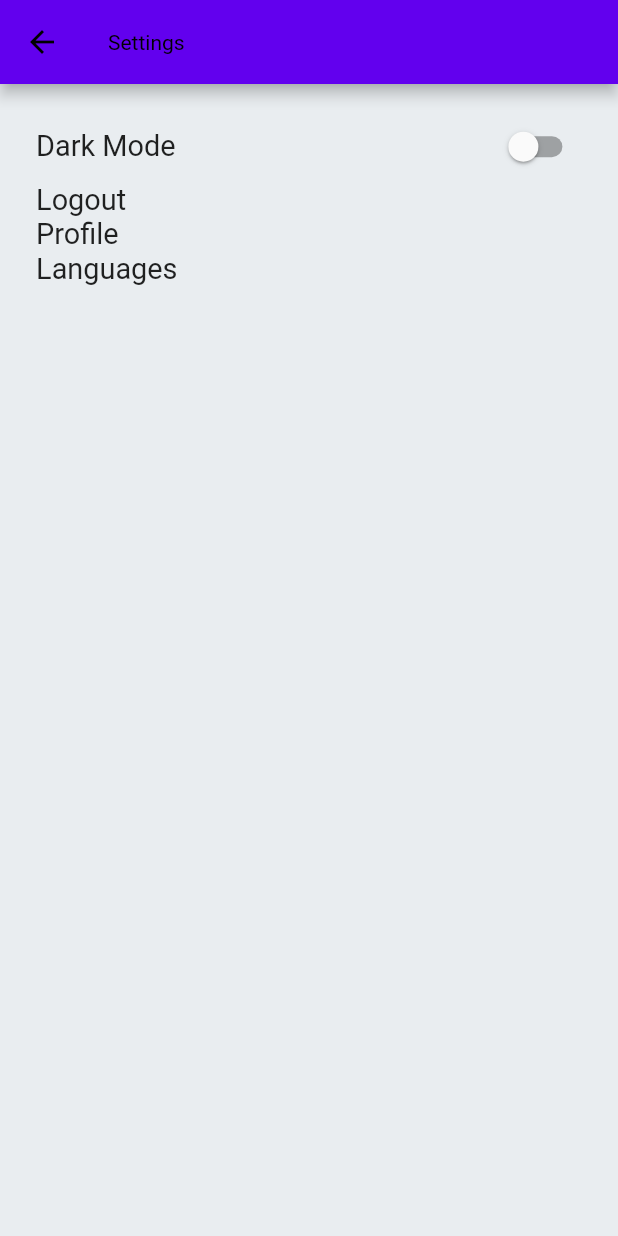
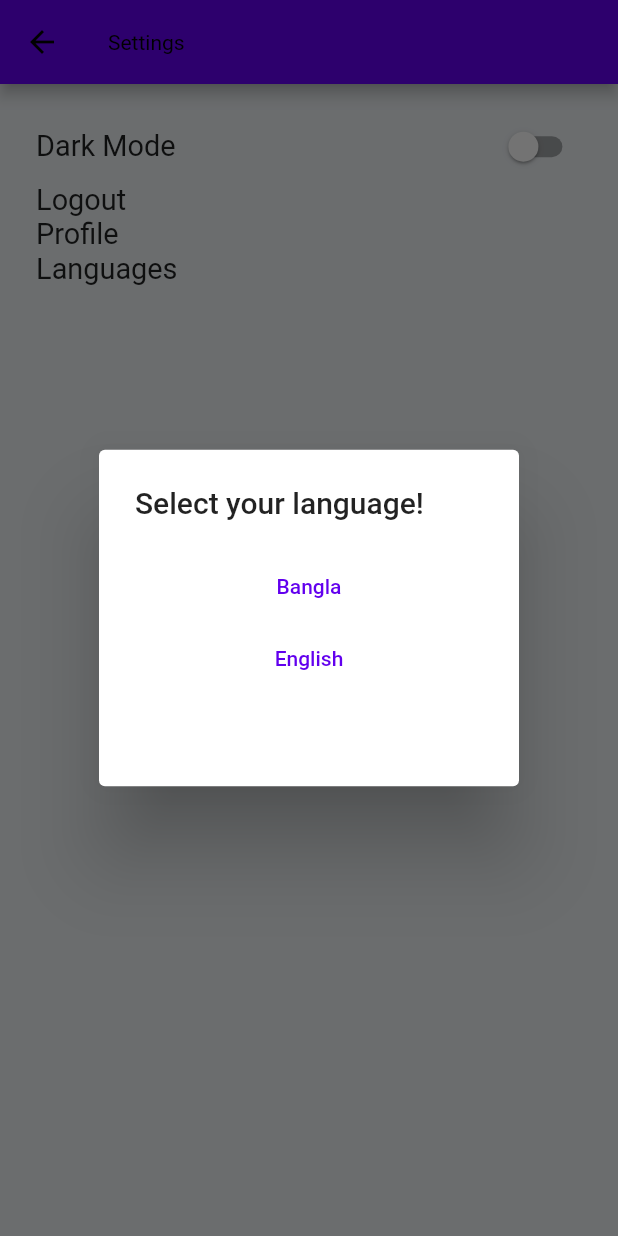
Before and after one commit to Rakibuzzamanakash/flutter-travel-App, a Flutter app: the SettingsScreen screen opened by its route, after a tap on "Languages", on a phone screen of 412 x 824 dp. Run offline on Flutter 3.47's test engine with Material 2 defaults, Android fonts, the phone set to English and light mode, and no system bars; our stand-ins replace carousel_slider, cloud_firestore, dots_indicator, firebase_auth, firebase_core, flutter_screenutil and 7 more; missing offline and left inert: syncfusion_flutter_pdfviewer; accounts and stored records are empty; project files that could hold a hidden picture were left out.

Commit message:
change function language added

```diff
--- a/lib/Drawer_pages/settings.dart
+++ b/lib/Drawer_pages/settings.dart
@@ -58,18 +58,28 @@ class _SettingsScreenState extends State<SettingsScreen> {
         builder: (context)=> AlertDialog(
           title: Text("Select your language!"),
           content: Container(
-            height: 200.h,
+            height: 150.h,
             child: Column(
               children: [
                 TextButton(
-                  onPressed: () {},
+                  onPressed: (){
+                    Get.updateLocale(
+                      const Locale('bn','BD'),
+                    );
+                    Get.back();
+                  },
                   child: Text("Bangla"),
                 ),
                 SizedBox(
                   width: 10.w,
                 ),
                 TextButton(
-                  onPressed: () {},
+                  onPressed: () {
+                    Get.updateLocale(
+                        const Locale('en', 'US')
+                    );
+                    Get.back();
+                  },
                   child: Text("English"),
                 ),
               ],
@@ -93,7 +103,7 @@ class _SettingsScreenState extends State<SettingsScreen> {
             Row(
               mainAxisAlignment: MainAxisAlignment.spaceBetween,
               children: [
-                Text('Dark Mode',style: TextStyle(
+                Text('darkMode'.tr,style: TextStyle(
                   fontSize: 20.w,
                   fontWeight: FontWeight.w400
                 ),),
@@ -121,11 +131,11 @@ class _SettingsScreenState extends State<SettingsScreen> {
               ],
             ),
 
-            settingDrawerItem('Logout', ()=> Auth().logOut(context)),
+            settingDrawerItem('logout'.tr, ()=> Auth().logOut(context)),
 
-            settingDrawerItem('Profile', ()=> Get.toNamed(userProfile)),
+            settingDrawerItem('Profile'.tr, ()=> Get.toNamed(userProfile)),
 
-            settingDrawerItem('Languages', (){}),
+            settingDrawerItem('languages'.tr, ()=> changeLanguge(context)),
 
           ],
         ),
--- /dev/null
+++ b/lib/business_logics/app_languages.dart
@@ -0,0 +1,14 @@
+
+import 'package:get/get.dart';
+
+import '../languages/ban.dart';
+import '../languages/eng.dart';
+
+class AppLanguages extends Translations {
+
+  @override
+  Map<String, Map<String , String>> get keys => {
+    'en_US': eng,
+    'bn_BD': ban,
+  };
+}
--- a/lib/languages/ban.dart
+++ b/lib/languages/ban.dart
@@ -0,0 +1,7 @@
+Map<String,String> ban = {
+  "appName": 'ট্রাভেল আপ্লিকেশন',
+  "darkMode": 'ডার্ক মোড',
+  "logout": "লগআউট",
+  "Profile": "প্রোফাইল",
+  "languages": "ভাষা"
+};
--- a/lib/languages/eng.dart
+++ b/lib/languages/eng.dart
@@ -0,0 +1,7 @@
+Map<String,String> eng = {
+  "appName": 'Travel Application',
+  "darkMode": 'Dark Mode',
+  "logout": "Logout",
+  "Profile": "Profile",
+  "languages": "Languages"
+};
--- a/lib/main.dart
+++ b/lib/main.dart
@@ -3,8 +3,7 @@ import 'package:flutter/material.dart';
 import 'package:flutter_screenutil/flutter_screenutil.dart';
 import 'package:get/get_navigation/src/root/get_material_app.dart';
 import 'package:get_storage/get_storage.dart';
-import 'package:google_fonts/google_fonts.dart';
-import 'package:travel_app/const/app_colors.dart';
+import 'package:travel_app/business_logics/app_languages.dart';
 import 'package:travel_app/const/app_string.dart';
 import 'package:travel_app/theme/app_theme.dart';
 import 'package:travel_app/ui/route/route.dart';
@@ -64,6 +63,9 @@ final bool _darkMode = _themedata.read('darkmode') ?? false;
         return GetMaterialApp(
           debugShowCheckedModeBanner: false,
           title: AppString.appName,
+          translations: AppLanguages(),
+          locale: Locale('en','US'),
+          fallbackLocale: Locale('en','US'),
           theme: _darkMode? AppTheme().darkTheme():AppTheme().lightTheme(),
           initialRoute: splash,
           getPages: getPages,
```
